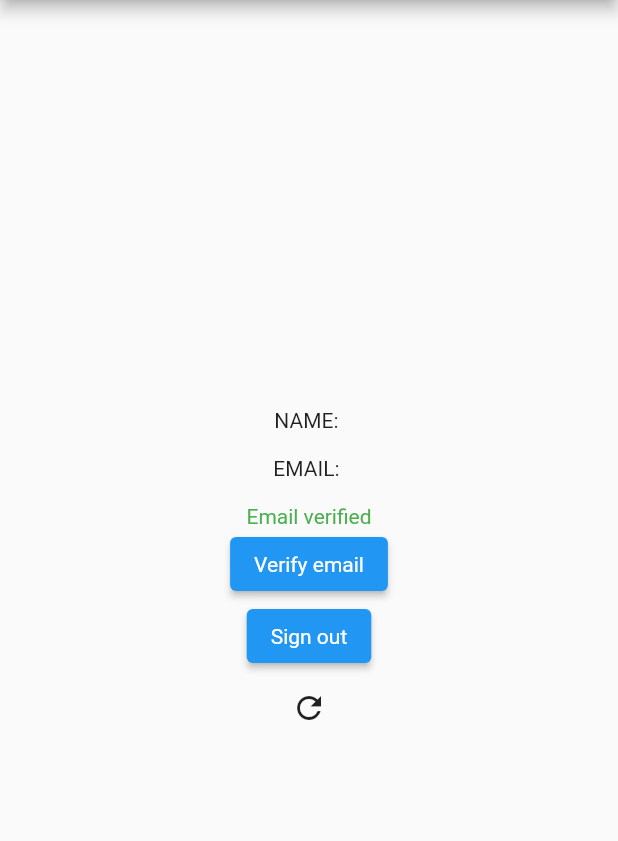
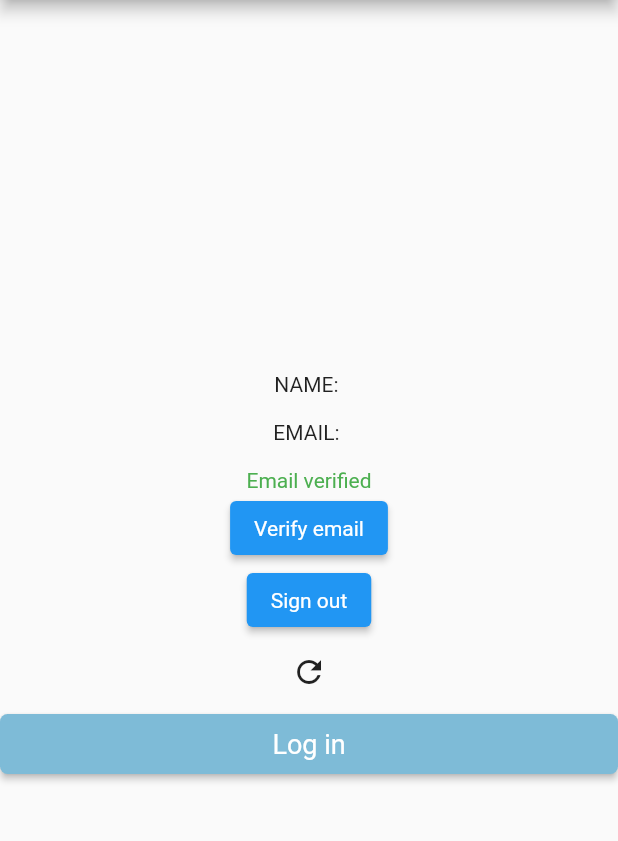
Before and after one commit to joelplotnik/HunterFit, a Flutter app: the ProfilePage screen opened directly with empty values, on a phone screen of 412 x 824 dp, the part 84-925 px from its top. Run offline on Flutter 3.47's test engine with Material 2 defaults, Android fonts, the phone set to English and light mode, and no system bars; our stand-ins replace firebase_auth, firebase_core, flutter_countdown_timer, font_awesome_flutter, google_maps_flutter, location and 1 more; accounts and stored records are empty.

```diff
--- a/lib/view/ProfilePage.dart
+++ b/lib/view/ProfilePage.dart
@@ -3,14 +3,19 @@ import 'package:flutter/material.dart';
 
 import 'LoginPage.dart';
 import 'fire_auth.dart';
+import 'navigation_view.dart';
 
 class ProfilePage extends StatefulWidget {
   final User user;
+
   const ProfilePage({required this.user});
+
   @override
   _ProfilePageState createState() => _ProfilePageState();
+
 }
 class _ProfilePageState extends State<ProfilePage> {
+
   bool _isSendingVerification = false;
   bool _isSigningOut = false;
   late User _currentUser;
@@ -85,7 +90,41 @@ class _ProfilePageState extends State<ProfilePage> {
                 }
               },
             ),
+            ElevatedButton(
+              child: const Text(
+                'Log in',
+                textAlign: TextAlign.center,
+              ),
+              onPressed: () {
 
+
+
+
+                  Navigator.push(
+                    context,
+                    MaterialPageRoute(builder: (context) => const Navigation()),
+                  );
+
+              },
+              style: ElevatedButton.styleFrom(
+                minimumSize: const Size(double.infinity, 40),
+                primary: const Color(0xFF7ebbd7),
+                padding: const EdgeInsets.only(
+                    left: 40, right: 40, bottom: 8.0, top: 8.0),
+                textStyle: const TextStyle(
+                    fontSize: 18,
+                    fontFamily: 'Roboto',
+                    fontWeight: FontWeight.normal),
+                shape: const RoundedRectangleBorder(
+                  borderRadius: BorderRadius.only(
+                    topLeft: Radius.circular(5),
+                    topRight: Radius.circular(5),
+                    bottomLeft: Radius.circular(5),
+                    bottomRight: Radius.circular(5),
+                  ),
+                ),
+              ),
+            ),
             // Add widgets for verifying email
             // and, signing out the user
           ],
```
Also changed, not shown: lib/helper/db_helper.dart (deleted, +0 -94 lines), lib/model/user_model.dart (deleted, +0 -29 lines), lib/view/navigation_view.dart (+6 -1 lines), lib/viewmodel/login_viewmodel.dart (deleted, +0 -64 lines), lib/viewmodel/signup_viewmodel.dart (deleted, +0 -75 lines), lib/view/weights/weights_view.dart (line endings or trailing spaces).
